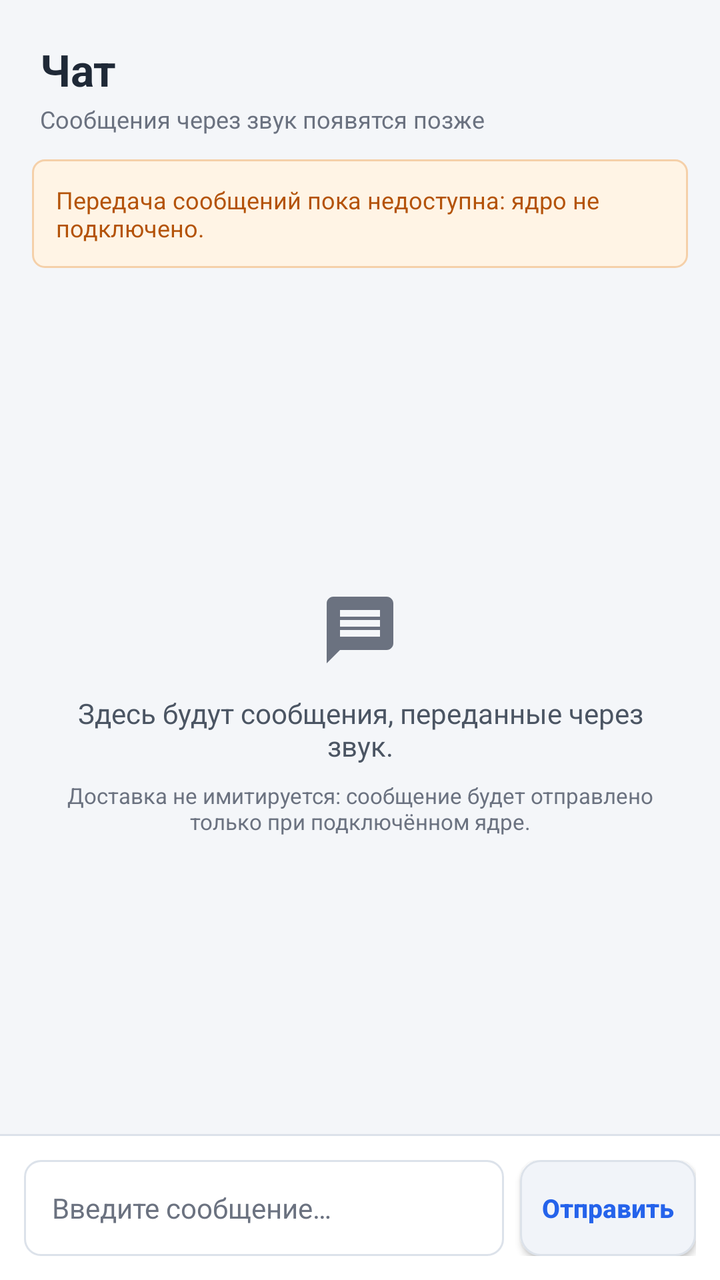
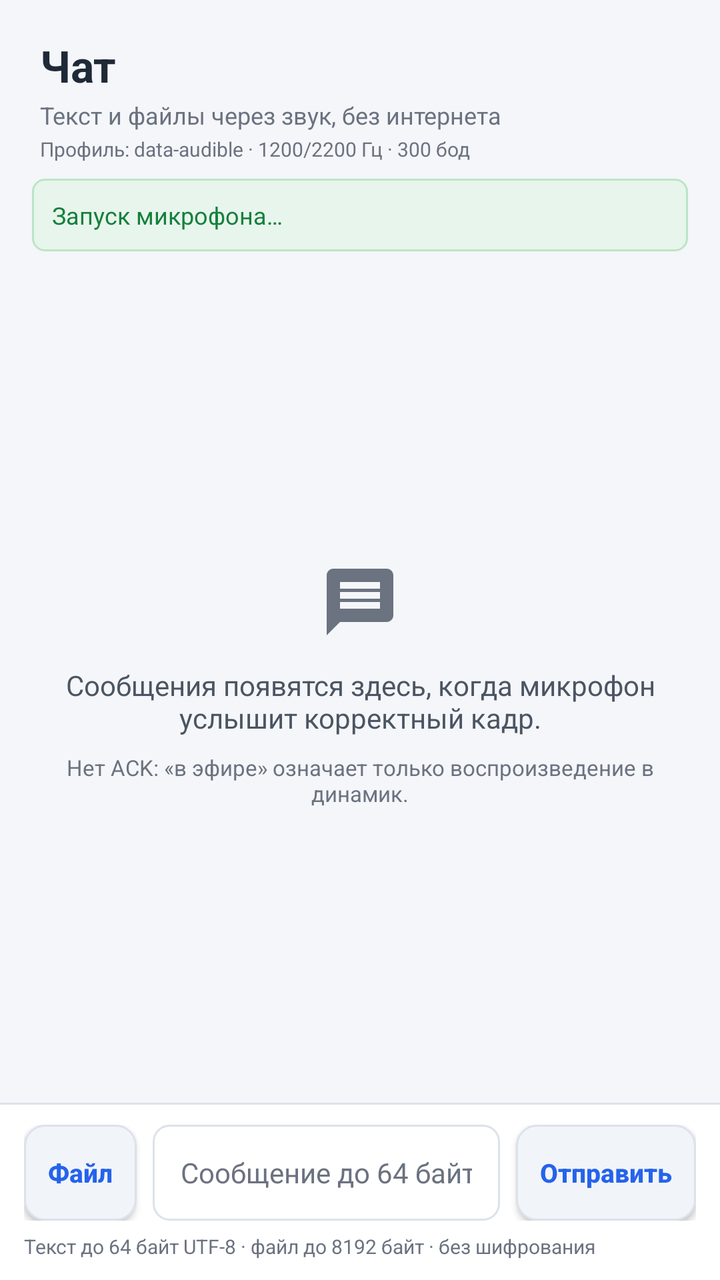

Compare the two renders of this Android layout. The source of the first and the diff that turns it into the second are given below.
<!-- AndroidManifest.xml: application theme Theme.SilentNetwork -->
<!-- res/layout/fragment_messenger.xml -->
<?xml version="1.0" encoding="utf-8"?>
<LinearLayout xmlns:android="http://schemas.android.com/apk/res/android"
    android:layout_width="match_parent"
    android:layout_height="match_parent"
    android:background="@color/bg_canvas"
    android:orientation="vertical">

    <LinearLayout
        android:layout_width="match_parent"
        android:layout_height="wrap_content"
        android:orientation="vertical"
        android:paddingStart="20dp"
        android:paddingTop="20dp"
        android:paddingEnd="20dp"
        android:paddingBottom="12dp">

        <TextView
            android:layout_width="wrap_content"
            android:layout_height="wrap_content"
            android:text="@string/messenger_title"
            android:textColor="@color/text_primary"
            android:textSize="22sp"
            android:textStyle="bold" />

        <TextView
            android:layout_width="wrap_content"
            android:layout_height="wrap_content"
            android:layout_marginTop="2dp"
            android:text="@string/messenger_subtitle"
            android:textColor="@color/text_muted"
            android:textSize="12sp" />
    </LinearLayout>

    <LinearLayout
        android:id="@+id/ll_core_disconnected_banner"
        android:layout_width="match_parent"
        android:layout_height="wrap_content"
        android:layout_marginStart="16dp"
        android:layout_marginEnd="16dp"
        android:layout_marginBottom="12dp"
        android:background="@drawable/bg_badge_warning"
        android:gravity="center_vertical"
        android:orientation="horizontal"
        android:padding="12dp">

        <TextView
            android:id="@+id/tv_banner_text"
            android:layout_width="match_parent"
            android:layout_height="wrap_content"
            android:text="@string/messenger_banner_disabled"
            android:textColor="@color/accent_amber"
            android:textSize="12sp" />
    </LinearLayout>

    <LinearLayout
        android:id="@+id/ll_empty_state"
        android:layout_width="match_parent"
        android:layout_height="0dp"
        android:layout_weight="1"
        android:gravity="center"
        android:orientation="vertical"
        android:padding="32dp">

        <ImageView
            android:layout_width="40dp"
            android:layout_height="40dp"
            android:contentDescription="@string/tab_messenger"
            android:src="@drawable/ic_tab_chat"
            android:tint="@color/text_muted" />

        <TextView
            android:layout_width="wrap_content"
            android:layout_height="wrap_content"
            android:layout_marginTop="12dp"
            android:gravity="center"
            android:text="@string/messenger_empty_hint"
            android:textColor="@color/text_secondary"
            android:textSize="14sp" />

        <TextView
            android:layout_width="wrap_content"
            android:layout_height="wrap_content"
            android:layout_marginTop="8dp"
            android:gravity="center"
            android:text="@string/messenger_no_fake_delivery"
            android:textColor="@color/text_muted"
            android:textSize="11sp" />
    </LinearLayout>

    <View
        android:layout_width="match_parent"
        android:layout_height="1dp"
        android:background="@color/bg_card_stroke" />

    <LinearLayout
        android:layout_width="match_parent"
        android:layout_height="wrap_content"
        android:background="@color/bg_surface"
        android:gravity="center_vertical"
        android:orientation="horizontal"
        android:padding="12dp">

        <EditText
            android:id="@+id/et_message_input"
            android:layout_width="0dp"
            android:layout_height="48dp"
            android:layout_weight="1"
            android:background="@drawable/bg_input_field"
            android:hint="@string/messenger_input_hint"
            android:importantForAutofill="no"
            android:imeOptions="actionSend"
            android:inputType="textCapSentences|textShortMessage"
            android:paddingStart="14dp"
            android:paddingEnd="14dp"
            android:textColor="@color/text_primary"
            android:textColorHint="@color/text_muted"
            android:textSize="14sp" />

        <Button
            android:id="@+id/btn_send_message"
            android:layout_width="wrap_content"
            android:layout_height="48dp"
            android:layout_marginStart="8dp"
            android:background="@drawable/bg_button_secondary"
            android:text="@string/messenger_btn_send"
            android:textAllCaps="false"
            android:textColor="@color/accent_primary"
            android:textSize="13sp"
            android:textStyle="bold" />
    </LinearLayout>

</LinearLayout>
<!-- resources referenced by this layout -->
<resources>
  <color name="accent_amber">#B45309</color>
  <color name="accent_primary">#2563EB</color>
  <color name="bg_canvas">#F4F6F9</color>
  <color name="bg_card_stroke">#DCE2EA</color>
  <color name="bg_surface">#FFFFFF</color>
  <color name="text_muted">#6B7280</color>
  <color name="text_primary">#1F2937</color>
  <color name="text_secondary">#4B5563</color>
  <!-- drawable bg_badge_warning (drawable) -->
  <?xml version="1.0" encoding="utf-8"?>
  <shape xmlns:android="http://schemas.android.com/apk/res/android"
      android:shape="rectangle">
      <solid android:color="@color/bg_tint_warning" />
      <corners android:radius="6dp" />
      <stroke
          android:width="1dp"
          android:color="#F5D0A9" />
  </shape>
  <!-- drawable bg_button_secondary (drawable) -->
  <?xml version="1.0" encoding="utf-8"?>
  <ripple xmlns:android="http://schemas.android.com/apk/res/android"
      android:color="@color/accent_primary_glow">
      <item>
          <shape android:shape="rectangle">
              <solid android:color="@color/bg_neutral" />
              <stroke
                  android:width="1dp"
                  android:color="@color/bg_card_stroke" />
              <corners android:radius="10dp" />
          </shape>
      </item>
  </ripple>
  <!-- drawable bg_input_field (drawable) -->
  <?xml version="1.0" encoding="utf-8"?>
  <shape xmlns:android="http://schemas.android.com/apk/res/android"
      android:shape="rectangle">
      <solid android:color="@color/bg_surface" />
      <corners android:radius="8dp" />
      <stroke
          android:width="1dp"
          android:color="@color/bg_card_stroke" />
  </shape>
  <!-- drawable ic_tab_chat (drawable) -->
  <?xml version="1.0" encoding="utf-8"?>
  <vector xmlns:android="http://schemas.android.com/apk/res/android"
      android:width="24dp"
      android:height="24dp"
      android:viewportWidth="24"
      android:viewportHeight="24">
      <path
          android:fillColor="@color/accent_primary"
          android:pathData="M20,2L4,2c-1.1,0 -1.99,0.9 -1.99,2L2,22l4,-4h14c1.1,0 2,-0.9 2,-2L22,4c0,-1.1 -0.9,-2 -2,-2zM18,14L6,14v-2h12v2zM18,11L6,11L6,9h12v2zM18,8L6,8L6,6h12v2z" />
  </vector>
  <string name="messenger_banner_disabled">Передача сообщений пока недоступна: ядро не подключено.</string>
  <string name="messenger_btn_send">Отправить</string>
  <string name="messenger_empty_hint">Здесь будут сообщения, переданные через звук.</string>
  <string name="messenger_input_hint">Введите сообщение…</string>
  <string name="messenger_no_fake_delivery">Доставка не имитируется: сообщение будет отправлено только при подключённом ядре.</string>
  <string name="messenger_subtitle">Сообщения через звук появятся позже</string>
  <string name="messenger_title">Чат</string>
  <string name="tab_messenger">Чат</string>
  <color name="bg_tint_warning">#FFF4E5</color>
  <color name="accent_primary_glow">#1F2563EB</color>
  <color name="bg_neutral">#F1F4F9</color>
  <!-- unchanged entries left out for length: 1 -->
</resources>

<!-- the commit's change to res/layout/fragment_messenger.xml (unified diff, before → after) -->
@@ -10,9 +10,9 @@
         android:layout_height="wrap_content"
         android:orientation="vertical"
         android:paddingStart="20dp"
-        android:paddingTop="20dp"
+        android:paddingTop="18dp"
         android:paddingEnd="20dp"
-        android:paddingBottom="12dp">
+        android:paddingBottom="8dp">
 
         <TextView
             android:layout_width="wrap_content"
@@ -29,62 +29,139 @@
             android:text="@string/messenger_subtitle"
             android:textColor="@color/text_muted"
             android:textSize="12sp" />
-    </LinearLayout>
-
-    <LinearLayout
-        android:id="@+id/ll_core_disconnected_banner"
+
+        <TextView
+            android:layout_width="wrap_content"
+            android:layout_height="wrap_content"
+            android:layout_marginTop="2dp"
+            android:text="@string/messenger_profile_fixed"
+            android:textColor="@color/text_muted"
+            android:textSize="10sp" />
+    </LinearLayout>
+
+    <LinearLayout
+        android:id="@+id/ll_chat_status"
         android:layout_width="match_parent"
         android:layout_height="wrap_content"
         android:layout_marginStart="16dp"
         android:layout_marginEnd="16dp"
-        android:layout_marginBottom="12dp"
-        android:background="@drawable/bg_badge_warning"
+        android:layout_marginBottom="8dp"
+        android:background="@drawable/bg_badge_ready"
         android:gravity="center_vertical"
         android:orientation="horizontal"
-        android:padding="12dp">
-
-        <TextView
-            android:id="@+id/tv_banner_text"
-            android:layout_width="match_parent"
-            android:layout_height="wrap_content"
-            android:text="@string/messenger_banner_disabled"
-            android:textColor="@color/accent_amber"
+        android:padding="10dp">
+
+        <TextView
+            android:id="@+id/tv_chat_status"
+            android:layout_width="match_parent"
+            android:layout_height="wrap_content"
+            android:text="@string/messenger_status_starting"
+            android:textColor="@color/accent_emerald"
             android:textSize="12sp" />
     </LinearLayout>
 
-    <LinearLayout
-        android:id="@+id/ll_empty_state"
+    <FrameLayout
         android:layout_width="match_parent"
         android:layout_height="0dp"
-        android:layout_weight="1"
-        android:gravity="center"
-        android:orientation="vertical"
-        android:padding="32dp">
-
-        <ImageView
-            android:layout_width="40dp"
-            android:layout_height="40dp"
-            android:contentDescription="@string/tab_messenger"
-            android:src="@drawable/ic_tab_chat"
-            android:tint="@color/text_muted" />
-
-        <TextView
-            android:layout_width="wrap_content"
-            android:layout_height="wrap_content"
-            android:layout_marginTop="12dp"
+        android:layout_weight="1">
+
+        <ScrollView
+            android:id="@+id/scroll_messages"
+            android:layout_width="match_parent"
+            android:layout_height="match_parent"
+            android:fillViewport="true"
+            android:overScrollMode="ifContentScrolls">
+
+            <LinearLayout
+                android:id="@+id/ll_messages"
+                android:layout_width="match_parent"
+                android:layout_height="wrap_content"
+                android:orientation="vertical"
+                android:paddingStart="14dp"
+                android:paddingTop="6dp"
+                android:paddingEnd="14dp"
+                android:paddingBottom="10dp" />
+        </ScrollView>
+
+        <LinearLayout
+            android:id="@+id/ll_empty_state"
+            android:layout_width="match_parent"
+            android:layout_height="match_parent"
             android:gravity="center"
-            android:text="@string/messenger_empty_hint"
+            android:orientation="vertical"
+            android:padding="32dp">
+
+            <ImageView
+                android:layout_width="40dp"
+                android:layout_height="40dp"
+                android:contentDescription="@string/messenger_title"
+                android:src="@drawable/ic_tab_chat"
+                android:tint="@color/text_muted" />
+
+            <TextView
+                android:layout_width="wrap_content"
+                android:layout_height="wrap_content"
+                android:layout_marginTop="12dp"
+                android:gravity="center"
+                android:text="@string/messenger_empty_hint"
+                android:textColor="@color/text_secondary"
+                android:textSize="14sp" />
+
+            <TextView
+                android:layout_width="wrap_content"
+                android:layout_height="wrap_content"
+                android:layout_marginTop="8dp"
+                android:gravity="center"
+                android:text="@string/messenger_no_fake_delivery"
+                android:textColor="@color/text_muted"
+                android:textSize="11sp" />
+        </LinearLayout>
+    </FrameLayout>
+
+    <LinearLayout
+        android:id="@+id/ll_playback"
+        android:layout_width="match_parent"
+        android:layout_height="wrap_content"
+        android:background="@color/bg_surface_elevated"
+        android:gravity="center_vertical"
+        android:orientation="horizontal"
+        android:paddingStart="16dp"
+        android:paddingTop="8dp"
+        android:paddingEnd="12dp"
+        android:paddingBottom="8dp"
+        android:visibility="gone">
+
+        <ProgressBar
+            android:id="@+id/progress_playback"
+            style="?android:attr/progressBarStyleHorizontal"
+            android:layout_width="0dp"
+            android:layout_height="wrap_content"
+            android:layout_weight="1"
+            android:max="100"
+            android:progress="0" />
+
+        <TextView
+            android:id="@+id/tv_playback"
+            android:layout_width="wrap_content"
+            android:layout_height="wrap_content"
+            android:layout_marginStart="10dp"
+            android:text="@string/messenger_tx_playing"
             android:textColor="@color/text_secondary"
-            android:textSize="14sp" />
-
-        <TextView
-            android:layout_width="wrap_content"
-            android:layout_height="wrap_content"
-            android:layout_marginTop="8dp"
-            android:gravity="center"
-            android:text="@string/messenger_no_fake_delivery"
-            android:textColor="@color/text_muted"
             android:textSize="11sp" />
+
+        <Button
+            android:id="@+id/btn_stop_playback"
+            android:layout_width="wrap_content"
+            android:layout_height="36dp"
+            android:layout_marginStart="8dp"
+            android:background="@drawable/bg_button_danger"
+            android:minWidth="0dp"
+            android:paddingStart="12dp"
+            android:paddingEnd="12dp"
+            android:text="@string/messenger_btn_stop"
+            android:textAllCaps="false"
+            android:textColor="@color/accent_rose"
+            android:textSize="12sp" />
     </LinearLayout>
 
     <View
@@ -96,37 +173,73 @@
         android:layout_width="match_parent"
         android:layout_height="wrap_content"
         android:background="@color/bg_surface"
-        android:gravity="center_vertical"
-        android:orientation="horizontal"
-        android:padding="12dp">
-
-        <EditText
-            android:id="@+id/et_message_input"
-            android:layout_width="0dp"
-            android:layout_height="48dp"
-            android:layout_weight="1"
-            android:background="@drawable/bg_input_field"
-            android:hint="@string/messenger_input_hint"
-            android:importantForAutofill="no"
-            android:imeOptions="actionSend"
-            android:inputType="textCapSentences|textShortMessage"
-            android:paddingStart="14dp"
-            android:paddingEnd="14dp"
-            android:textColor="@color/text_primary"
-            android:textColorHint="@color/text_muted"
-            android:textSize="14sp" />
-
-        <Button
-            android:id="@+id/btn_send_message"
-            android:layout_width="wrap_content"
-            android:layout_height="48dp"
-            android:layout_marginStart="8dp"
-            android:background="@drawable/bg_button_secondary"
-            android:text="@string/messenger_btn_send"
-            android:textAllCaps="false"
-            android:textColor="@color/accent_primary"
-            android:textSize="13sp"
-            android:textStyle="bold" />
+        android:orientation="vertical"
+        android:paddingStart="12dp"
+        android:paddingTop="10dp"
+        android:paddingEnd="12dp"
+        android:paddingBottom="10dp">
+
+        <LinearLayout
+            android:layout_width="match_parent"
+            android:layout_height="wrap_content"
+            android:gravity="center_vertical"
+            android:orientation="horizontal">
+
+            <Button
+                android:id="@+id/btn_attach_file"
+                android:layout_width="wrap_content"
+                android:layout_height="48dp"
+                android:background="@drawable/bg_button_secondary"
+                android:minWidth="0dp"
+                android:paddingStart="12dp"
+                android:paddingEnd="12dp"
+                android:text="@string/messenger_btn_attach"
+                android:textAllCaps="false"
+                android:textColor="@color/accent_primary"
+                android:textSize="13sp"
+                android:textStyle="bold" />
+
+            <EditText
+                android:id="@+id/et_message_input"
+                android:layout_width="0dp"
+                android:layout_height="48dp"
+                android:layout_marginStart="8dp"
+                android:layout_weight="1"
+                android:background="@drawable/bg_input_field"
+                android:hint="@string/messenger_input_hint"
+                android:importantForAutofill="no"
+                android:imeOptions="actionSend"
+                android:inputType="textCapSentences|textShortMessage"
+                android:maxLength="64"
+                android:paddingStart="14dp"
+                android:paddingEnd="14dp"
+                android:textColor="@color/text_primary"
+                android:textColorHint="@color/text_muted"
+                android:textSize="14sp" />
+
+            <Button
+                android:id="@+id/btn_send_message"
+                android:layout_width="wrap_content"
+                android:layout_height="48dp"
+                android:layout_marginStart="8dp"
+                android:background="@drawable/bg_button_secondary"
+                android:minWidth="0dp"
+                android:paddingStart="12dp"
+                android:paddingEnd="12dp"
+                android:text="@string/messenger_btn_send"
+                android:textAllCaps="false"
+                android:textColor="@color/accent_primary"
+                android:textSize="13sp"
+                android:textStyle="bold" />
+        </LinearLayout>
+
+        <TextView
+            android:layout_width="wrap_content"
+            android:layout_height="wrap_content"
+            android:layout_marginTop="6dp"
+            android:text="@string/messenger_hint_limits"
+            android:textColor="@color/text_muted"
+            android:textSize="10sp" />
     </LinearLayout>
 
 </LinearLayout>
<!-- resource entries referenced after the edit -->
@@ -1,23 +1,39 @@
 <!-- resources referenced by this layout -->
 <resources>
-  <color name="accent_amber">#B45309</color>
+  <color name="accent_emerald">#15803D</color>
   <color name="accent_primary">#2563EB</color>
+  <color name="accent_rose">#B91C1C</color>
   <color name="bg_canvas">#F4F6F9</color>
   <color name="bg_card_stroke">#DCE2EA</color>
   <color name="bg_surface">#FFFFFF</color>
+  <color name="bg_surface_elevated">#F8FAFC</color>
   <color name="text_muted">#6B7280</color>
   <color name="text_primary">#1F2937</color>
   <color name="text_secondary">#4B5563</color>
-  <!-- drawable bg_badge_warning (drawable) -->
+  <!-- drawable bg_badge_ready (drawable) -->
   <?xml version="1.0" encoding="utf-8"?>
   <shape xmlns:android="http://schemas.android.com/apk/res/android"
       android:shape="rectangle">
-      <solid android:color="@color/bg_tint_warning" />
+      <solid android:color="@color/bg_tint_success" />
       <corners android:radius="6dp" />
       <stroke
           android:width="1dp"
-          android:color="#F5D0A9" />
+          android:color="#BBE5C6" />
   </shape>
+  <!-- drawable bg_button_danger (drawable) -->
+  <?xml version="1.0" encoding="utf-8"?>
+  <ripple xmlns:android="http://schemas.android.com/apk/res/android"
+      android:color="#33B91C1C">
+      <item>
+          <shape android:shape="rectangle">
+              <solid android:color="@color/bg_tint_error" />
+              <stroke
+                  android:width="1dp"
+                  android:color="#F3B4B4" />
+              <corners android:radius="10dp" />
+          </shape>
+      </item>
+  </ripple>
   <!-- drawable bg_button_secondary (drawable) -->
   <?xml version="1.0" encoding="utf-8"?>
   <ripple xmlns:android="http://schemas.android.com/apk/res/android"
@@ -53,15 +69,20 @@
           android:fillColor="@color/accent_primary"
           android:pathData="M20,2L4,2c-1.1,0 -1.99,0.9 -1.99,2L2,22l4,-4h14c1.1,0 2,-0.9 2,-2L22,4c0,-1.1 -0.9,-2 -2,-2zM18,14L6,14v-2h12v2zM18,11L6,11L6,9h12v2zM18,8L6,8L6,6h12v2z" />
   </vector>
-  <string name="messenger_banner_disabled">Передача сообщений пока недоступна: ядро не подключено.</string>
+  <string name="messenger_btn_attach">Файл</string>
   <string name="messenger_btn_send">Отправить</string>
-  <string name="messenger_empty_hint">Здесь будут сообщения, переданные через звук.</string>
-  <string name="messenger_input_hint">Введите сообщение…</string>
-  <string name="messenger_no_fake_delivery">Доставка не имитируется: сообщение будет отправлено только при подключённом ядре.</string>
-  <string name="messenger_subtitle">Сообщения через звук появятся позже</string>
+  <string name="messenger_btn_stop">Стоп</string>
+  <string name="messenger_empty_hint">Сообщения появятся здесь, когда микрофон услышит корректный кадр.</string>
+  <string name="messenger_hint_limits">Текст до 64 байт UTF-8 · файл до 8192 байт · без шифрования</string>
+  <string name="messenger_input_hint">Сообщение до 64 байт UTF-8</string>
+  <string name="messenger_no_fake_delivery">Нет ACK: «в эфире» означает только воспроизведение в динамик.</string>
+  <string name="messenger_profile_fixed">Профиль: data-audible · 1200/2200 Гц · 300 бод</string>
+  <string name="messenger_status_starting">Запуск микрофона…</string>
+  <string name="messenger_subtitle">Текст и файлы через звук, без интернета</string>
   <string name="messenger_title">Чат</string>
-  <string name="tab_messenger">Чат</string>
-  <color name="bg_tint_warning">#FFF4E5</color>
+  <string name="messenger_tx_playing">Передаётся в эфир…</string>
+  <color name="bg_tint_success">#E8F5EC</color>
+  <color name="bg_tint_error">#FDE8E8</color>
   <color name="accent_primary_glow">#1F2563EB</color>
   <color name="bg_neutral">#F1F4F9</color>
   <!-- unchanged entries left out for length: 1 -->
